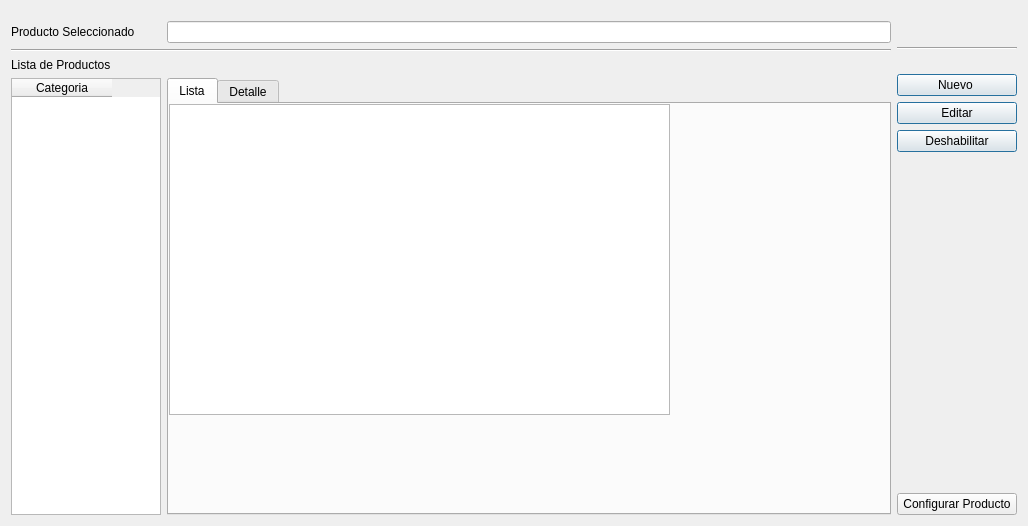
Before: the Qt Designer form ui_producto.ui in benArambide/ProyFinal-IS2, drawn with Qt 5.
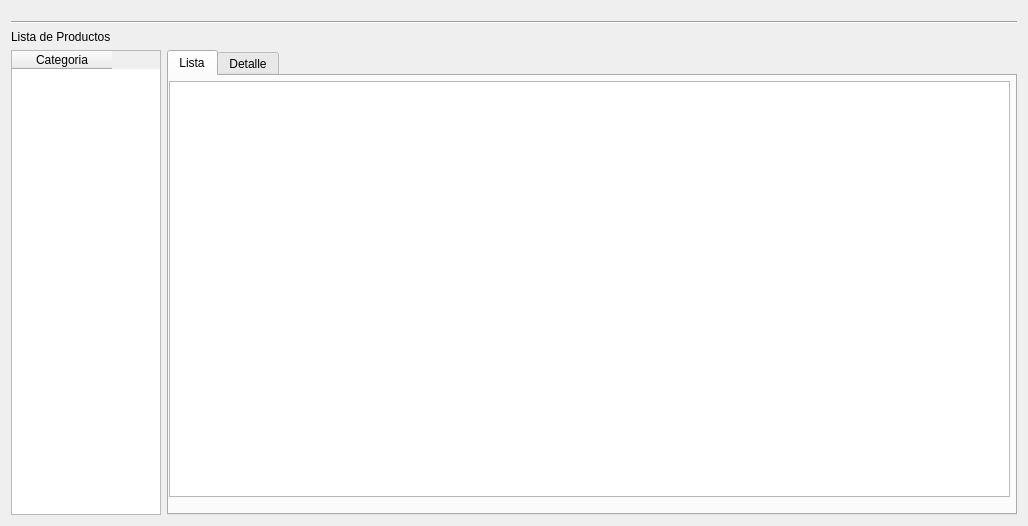
After: the same form once the commit is applied. The open tabs and pages were chosen to show the change. Icons and pictures are not drawn.

Commit message:
Nuevo ToolBar al MainWindow
Los botones Nuevo, Editar y otros que sean comunes a la mayoria de las
interfaces se han colocado en otro toolbar para no estar creandolos en
cada interfaz y tener mas espacio en la parte de los datos.

The edit to the form file:
```diff
--- a/ui_producto.ui
+++ b/ui_producto.ui
@@ -16,68 +16,21 @@
   <layout class="QGridLayout" name="gridLayout_4">
    <item row="0" column="0">
     <layout class="QGridLayout" name="gridLayout_3">
-     <item row="1" column="1">
-      <widget class="QLineEdit" name="lineEdit"/>
-     </item>
-     <item row="3" column="0">
+     <item row="2" column="0">
       <widget class="QLabel" name="label_2">
        <property name="text">
         <string>Lista de Productos </string>
        </property>
       </widget>
      </item>
-     <item row="0" column="0" colspan="2">
-      <spacer name="horizontalSpacer_2">
-       <property name="orientation">
-        <enum>Qt::Horizontal</enum>
-       </property>
-       <property name="sizeType">
-        <enum>QSizePolicy::Expanding</enum>
-       </property>
-       <property name="sizeHint" stdset="0">
-        <size>
-         <width>10</width>
-         <height>10</height>
-        </size>
-       </property>
-      </spacer>
-     </item>
-     <item row="1" column="0">
-      <widget class="QLabel" name="label">
-       <property name="text">
-        <string>Producto Seleccionado </string>
-       </property>
-      </widget>
-     </item>
-     <item row="4" column="0">
-      <widget class="QTableWidget" name="tableWidget">
-       <property name="minimumSize">
-        <size>
-         <width>100</width>
-         <height>0</height>
-        </size>
-       </property>
-       <property name="maximumSize">
-        <size>
-         <width>150</width>
-         <height>16777215</height>
-        </size>
-       </property>
-       <column>
-        <property name="text">
-         <string>Categoria</string>
-        </property>
-       </column>
-      </widget>
-     </item>
-     <item row="2" column="0" colspan="2">
+     <item row="1" column="0" colspan="2">
       <widget class="Line" name="line">
        <property name="orientation">
         <enum>Qt::Horizontal</enum>
        </property>
       </widget>
      </item>
-     <item row="4" column="1">
+     <item row="3" column="1">
       <widget class="QTabWidget" name="tabWidget">
        <property name="currentIndex">
         <number>1</number>
@@ -91,15 +44,15 @@
           <rect>
            <x>0</x>
            <y>0</y>
-           <width>501</width>
-           <height>311</height>
+           <width>841</width>
+           <height>421</height>
           </rect>
          </property>
          <layout class="QGridLayout" name="gridLayout_5">
           <property name="sizeConstraint">
            <enum>QLayout::SetMinAndMaxSize</enum>
           </property>
-          <item row="0" column="0">
+          <item row="1" column="1">
            <widget class="QTableView" name="tableView_2">
             <property name="sizePolicy">
              <sizepolicy hsizetype="Expanding" vsizetype="Expanding">
@@ -109,6 +62,19 @@
             </property>
            </widget>
           </item>
+          <item row="0" column="1">
+           <spacer name="horizontalSpacer">
+            <property name="orientation">
+             <enum>Qt::Horizontal</enum>
+            </property>
+            <property name="sizeHint" stdset="0">
+             <size>
+              <width>2</width>
+              <height>5</height>
+             </size>
+            </property>
+           </spacer>
+          </item>
          </layout>
         </widget>
        </widget>
@@ -199,171 +165,57 @@
           </item>
          </layout>
         </widget>
+        <widget class="QPushButton" name="Configurar_producto">
+         <property name="geometry">
+          <rect>
+           <x>690</x>
+           <y>10</y>
+           <width>155</width>
+           <height>27</height>
+          </rect>
+         </property>
+         <property name="text">
+          <string>Configurar Producto</string>
+         </property>
+        </widget>
        </widget>
       </widget>
      </item>
-    </layout>
-   </item>
-   <item row="0" column="1">
-    <layout class="QGridLayout" name="gridLayout_2">
-     <item row="0" column="0">
-      <spacer name="horizontalSpacer">
+     <item row="0" column="0" colspan="2">
+      <spacer name="horizontalSpacer_2">
        <property name="orientation">
         <enum>Qt::Horizontal</enum>
        </property>
        <property name="sizeType">
-        <enum>QSizePolicy::Fixed</enum>
+        <enum>QSizePolicy::Expanding</enum>
        </property>
        <property name="sizeHint" stdset="0">
         <size>
-         <width>120</width>
+         <width>10</width>
          <height>10</height>
         </size>
        </property>
       </spacer>
      </item>
-     <item row="1" column="0">
-      <layout class="QGridLayout" name="gridLayout">
-       <item row="4" column="0">
-        <widget class="QPushButton" name="pushButton_ModificarProducto">
-         <property name="text">
-          <string>   Editar   </string>
-         </property>
-         <property name="icon">
-          <iconset resource="Icons/Icons.qrc">
-           <normaloff>:/Icons/1348112116_file_edit.png</normaloff>:/Icons/1348112116_file_edit.png</iconset>
-         </property>
-         <property name="iconSize">
-          <size>
-           <width>32</width>
-           <height>32</height>
-          </size>
-         </property>
-         <property name="shortcut">
-          <string>Ctrl+M</string>
-         </property>
-         <property name="autoDefault">
-          <bool>false</bool>
-         </property>
-         <property name="default">
-          <bool>true</bool>
-         </property>
-         <property name="flat">
-          <bool>false</bool>
-         </property>
-        </widget>
-       </item>
-       <item row="3" column="0">
-        <widget class="QPushButton" name="pushButton_NuevoProducto">
-         <property name="text">
-          <string>   Nuevo    </string>
-         </property>
-         <property name="icon">
-          <iconset resource="Icons/Icons.qrc">
-           <normaloff>:/Icons/1348112114_notification_add.png</normaloff>:/Icons/1348112114_notification_add.png</iconset>
-         </property>
-         <property name="iconSize">
-          <size>
-           <width>32</width>
-           <height>32</height>
-          </size>
-         </property>
-         <property name="shortcut">
-          <string>Ctrl+N</string>
-         </property>
-         <property name="default">
-          <bool>true</bool>
-         </property>
-         <property name="flat">
-          <bool>false</bool>
-         </property>
-        </widget>
-       </item>
-       <item row="1" column="0">
-        <widget class="Line" name="line_2">
-         <property name="orientation">
-          <enum>Qt::Horizontal</enum>
-         </property>
-        </widget>
-       </item>
-       <item row="0" column="0">
-        <spacer name="verticalSpacer_2">
-         <property name="orientation">
-          <enum>Qt::Vertical</enum>
-         </property>
-         <property name="sizeType">
-          <enum>QSizePolicy::Fixed</enum>
-         </property>
-         <property name="sizeHint" stdset="0">
-          <size>
-           <width>20</width>
-           <height>26</height>
-          </size>
-         </property>
-        </spacer>
-       </item>
-       <item row="2" column="0">
-        <spacer name="verticalSpacer_3">
-         <property name="orientation">
-          <enum>Qt::Vertical</enum>
-         </property>
-         <property name="sizeType">
-          <enum>QSizePolicy::Fixed</enum>
-         </property>
-         <property name="sizeHint" stdset="0">
-          <size>
-           <width>20</width>
-           <height>18</height>
-          </size>
-         </property>
-        </spacer>
-       </item>
-      </layout>
-     </item>
      <item row="3" column="0">
-      <spacer name="verticalSpacer">
-       <property name="orientation">
-        <enum>Qt::Vertical</enum>
-       </property>
-       <property name="sizeHint" stdset="0">
+      <widget class="QTableWidget" name="tableWidget">
+       <property name="minimumSize">
         <size>
-         <width>20</width>
-         <height>118</height>
+         <width>100</width>
+         <height>0</height>
         </size>
        </property>
-      </spacer>
-     </item>
-     <item row="2" column="0">
-      <widget class="QPushButton" name="pushButton_DeshabilitarProducto">
-       <property name="text">
-        <string>   Deshabilitar   </string>
-       </property>
-       <property name="icon">
-        <iconset resource="Icons/Icons.qrc">
-         <normaloff>:/Icons/notification_error.png</normaloff>:/Icons/notification_error.png</iconset>
-       </property>
-       <property name="iconSize">
+       <property name="maximumSize">
         <size>
-         <width>32</width>
-         <height>32</height>
+         <width>150</width>
+         <height>16777215</height>
         </size>
        </property>
-       <property name="shortcut">
-        <string>Ctrl+D</string>
-       </property>
-       <property name="default">
-        <bool>true</bool>
-       </property>
-       <property name="flat">
-        <bool>false</bool>
-       </property>
-      </widget>
-     </item>
-     <item row="4" column="0">
-      <widget class="QPushButton" name="Configurar_producto">
-       <property name="text">
-        <string>Configurar Producto</string>
-       </property>
+       <column>
+        <property name="text">
+         <string>Categoria</string>
+        </property>
+       </column>
       </widget>
      </item>
     </layout>
```
Left out of the diff: 4 changed lines with no effect on the pictures. The commit also changes 19 other files.
